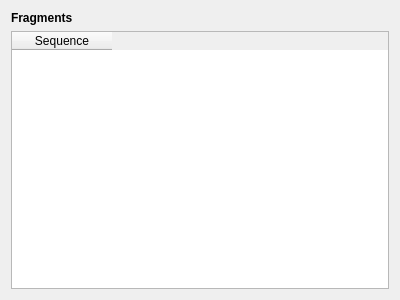
Before: the Qt Designer form cbr/chimeras/visual/ChimeraFragment.ui in TUM-CBR/pymol-plugins, drawn with Qt 5.
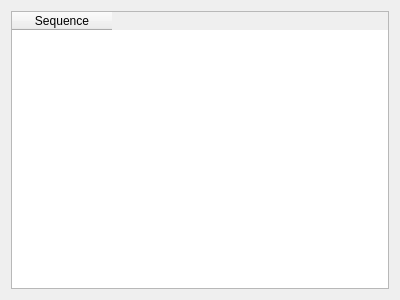
After: the same form once the commit is applied.

Commit message: Tool to generate chimeras from a given catalogue of fragments.

What changed in the file:
```diff
--- a/cbr/chimeras/visual/ChimeraFragment.ui
+++ b/cbr/chimeras/visual/ChimeraFragment.ui
@@ -14,18 +14,6 @@
    <string>Form</string>
   </property>
   <layout class="QVBoxLayout" name="verticalLayout">
-   <item>
-    <widget class="QLabel" name="label">
-     <property name="font">
-      <font>
-       <bold>true</bold>
-      </font>
-     </property>
-     <property name="text">
-      <string>Fragments</string>
-     </property>
-    </widget>
-   </item>
    <item>
     <widget class="QTableWidget" name="fragmentTable">
      <column>
```
The commit also changes 5 other files.
